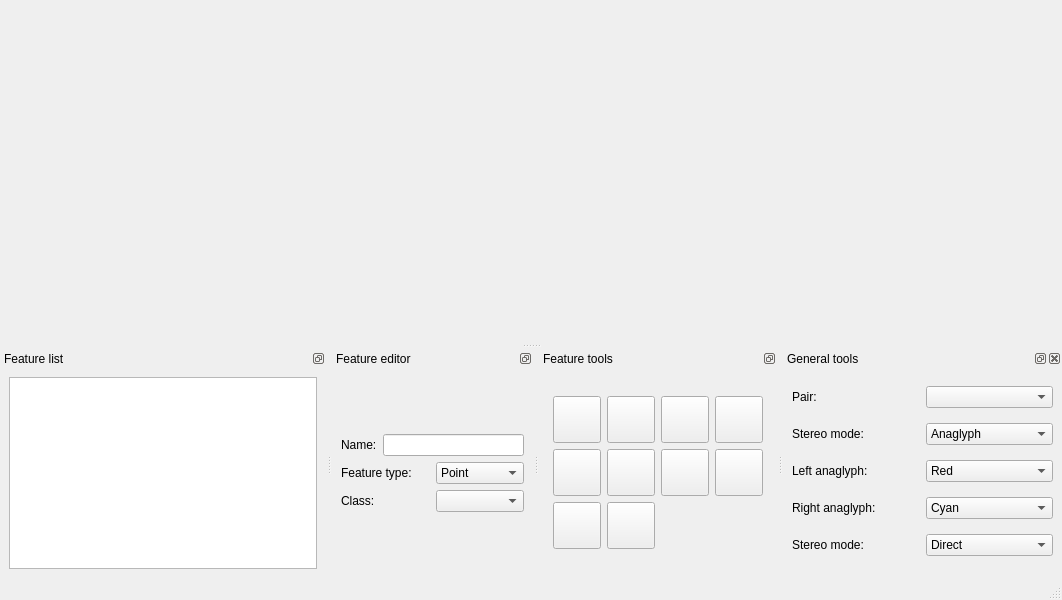
Qt form synapses/br.uerj.eng.efoto.app/src/interface/Stereoplotter.ui (e-foto/e-foto) before a commit.
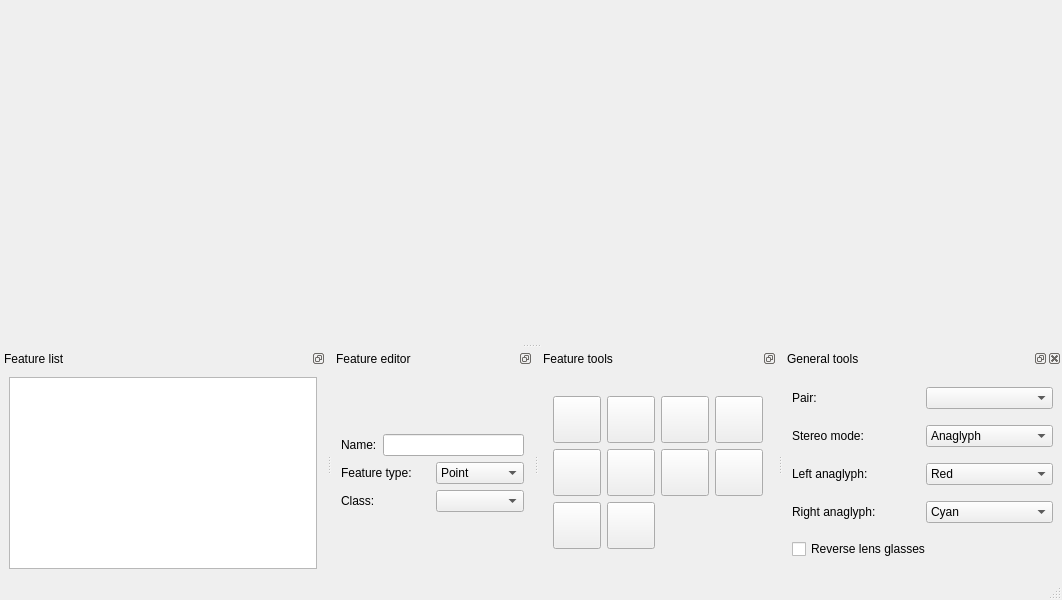
The same form after that commit. Icons and pictures are not drawn.

```diff
--- a/synapses/br.uerj.eng.efoto.app/src/interface/Stereoplotter.ui
+++ b/synapses/br.uerj.eng.efoto.app/src/interface/Stereoplotter.ui
@@ -23,7 +23,7 @@
      <x>0</x>
      <y>0</y>
      <width>1062</width>
-     <height>25</height>
+     <height>23</height>
     </rect>
    </property>
   </widget>
@@ -434,6 +434,12 @@
     <layout class="QGridLayout" name="gridLayout_5">
      <item row="0" column="0">
       <widget class="QLabel" name="label">
+       <property name="maximumSize">
+        <size>
+         <width>157</width>
+         <height>16777215</height>
+        </size>
+       </property>
        <property name="text">
         <string>Pair:</string>
        </property>
@@ -444,6 +450,12 @@
      </item>
      <item row="1" column="0">
       <widget class="QLabel" name="label_2">
+       <property name="maximumSize">
+        <size>
+         <width>157</width>
+         <height>16777215</height>
+        </size>
+       </property>
        <property name="text">
         <string>Stereo mode:</string>
        </property>
@@ -465,6 +477,12 @@
      </item>
      <item row="2" column="0">
       <widget class="QLabel" name="label_3">
+       <property name="maximumSize">
+        <size>
+         <width>157</width>
+         <height>16777215</height>
+        </size>
+       </property>
        <property name="text">
         <string>Left anaglyph:</string>
        </property>
@@ -506,6 +524,12 @@
      </item>
      <item row="3" column="0">
       <widget class="QLabel" name="label_7">
+       <property name="maximumSize">
+        <size>
+         <width>157</width>
+         <height>16777215</height>
+        </size>
+       </property>
        <property name="text">
         <string>Right anaglyph:</string>
        </property>
@@ -514,23 +538,8 @@
      <item row="3" column="1">
       <widget class="QComboBox" name="comboBox_6">
        <property name="currentIndex">
-        <number>3</number>
+        <number>0</number>
        </property>
-       <item>
-        <property name="text">
-         <string>Red</string>
-        </property>
-       </item>
-       <item>
-        <property name="text">
-         <string>Green</string>
-        </property>
-       </item>
-       <item>
-        <property name="text">
-         <string>Blue</string>
-        </property>
-       </item>
        <item>
         <property name="text">
          <string>Cyan</string>
@@ -546,29 +555,30 @@
          <string>Yellow</string>
         </property>
        </item>
+       <item>
+        <property name="text">
+         <string>Red</string>
+        </property>
+       </item>
+       <item>
+        <property name="text">
+         <string>Green</string>
+        </property>
+       </item>
+       <item>
+        <property name="text">
+         <string>Blue</string>
+        </property>
+       </item>
       </widget>
      </item>
-     <item row="4" column="0">
-      <widget class="QLabel" name="label_8">
+     <item row="4" column="0" colspan="2">
+      <widget class="QCheckBox" name="checkBox">
        <property name="text">
-        <string>Stereo mode:</string>
+        <string>Reverse lens glasses</string>
        </property>
       </widget>
      </item>
-     <item row="4" column="1">
-      <widget class="QComboBox" name="comboBox_7">
-       <item>
-        <property name="text">
-         <string>Direct</string>
-        </property>
-       </item>
-       <item>
-        <property name="text">
-         <string>Reverse</string>
-        </property>
-       </item>
-      </widget>
-     </item>
     </layout>
    </widget>
   </widget>
```
